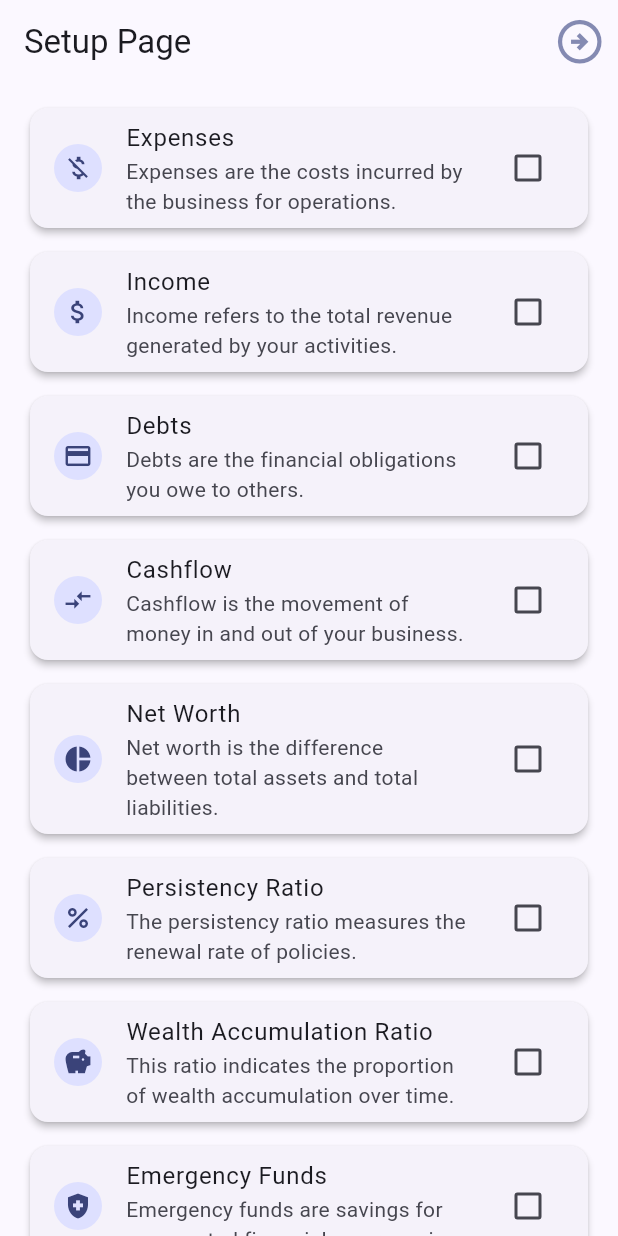
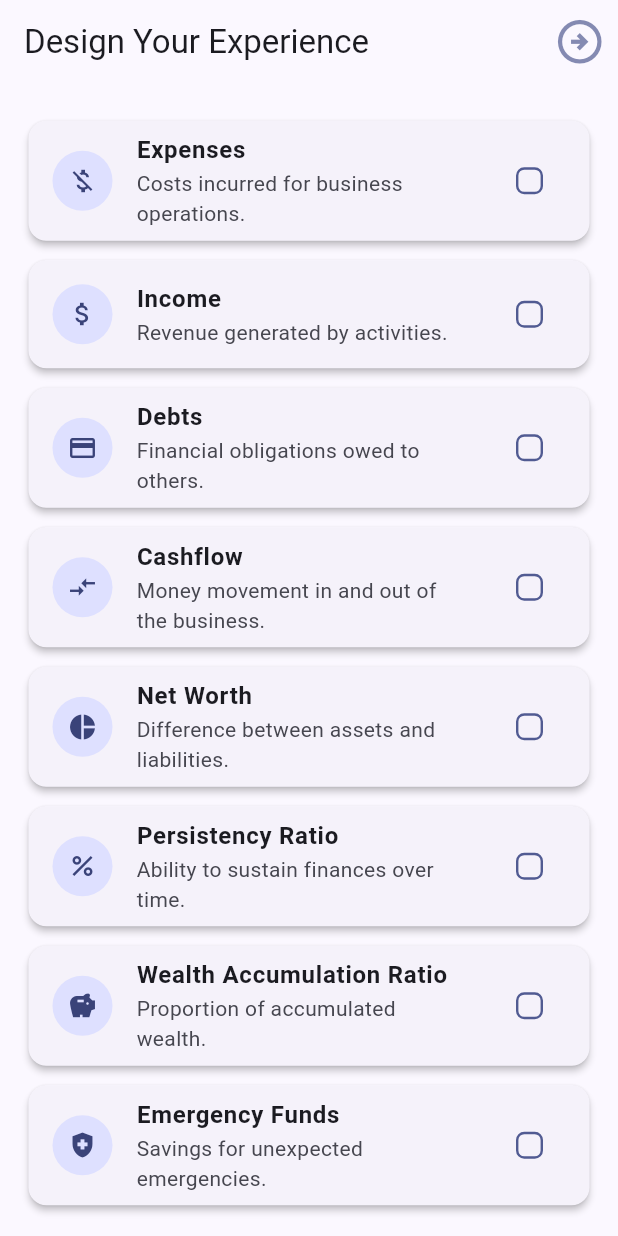
Before and after one commit to ctkqiang/PayNetHackathon, a Flutter app: the screen it shows after launch, after a tap on the "arrow circle right" icon, on a phone screen of 412 x 824 dp. Run offline on Flutter 3.47's test engine with Material 3 defaults, Android fonts, the phone set to English and light mode, and no system bars; our stand-ins replace get_storage, logger, sqflite; accounts and stored records are empty.

Commit message:
feat: Updated UI for user preferences and checkboxes
- Simplified descriptions for user preference options for better clarity and usability.
- Ensured alignment of recent changes (#26, #23, #24) with initial design decisions (#1, #4).
- Enhanced checkbox functionality to improve user interaction and consistency.

```diff
--- a/PayNetHackathonFrontend/pfm_paynet/lib/controllers/database_handler.dart
+++ b/PayNetHackathonFrontend/pfm_paynet/lib/controllers/database_handler.dart
@@ -1,3 +1,4 @@
+import 'package:get_storage/get_storage.dart';
 import 'package:logger/logger.dart';
 import 'package:pfm_paynet/models/user.model.dart';
 import 'package:sqflite/sqflite.dart';
@@ -9,6 +10,8 @@ class DatabaseHandler {
 
   // Logger instance for logging messages
   final logger = Logger();
+
+  final localStorage = GetStorage();
 
   // Database name
   final databaseName = 'pfm.db';
@@ -234,4 +237,18 @@ class DatabaseHandler {
       logger.e('Error inserting transaction: $e');
     }
   }
+
+  void saveLocal(String baseKey, int index, String item) {
+    localStorage.write('$baseKey$index', item);
+  }
+
+  String? readLocal(String baseKey, int index) {
+    return localStorage.read('$baseKey$index');
+  }
+
+  void saveChoices(String baseKey, List<String> items) {
+    for (int i = 0; i < items.length; i++) {
+      saveLocal(baseKey, i, items[i]);
+    }
+  }
 }
--- a/PayNetHackathonFrontend/pfm_paynet/lib/main.dart
+++ b/PayNetHackathonFrontend/pfm_paynet/lib/main.dart
@@ -1,11 +1,19 @@
 import 'package:flutter/material.dart';
+import 'package:get_storage/get_storage.dart';
+import 'package:logger/logger.dart';
 import 'package:pfm_paynet/views/main_page.dart';
 import 'package:pfm_paynet/views/setup_page.dart';
 import 'package:pfm_paynet/views/splash_page.dart';
 
-const appName = 'PFM'; // TODO change
+const appName = 'PFM';
+
+final logger = Logger();
 
 Future<void> main() async {
+  WidgetsFlutterBinding.ensureInitialized();
+
+  await GetStorage.init();
+
   runApp(const PFM());
 }
 
@@ -29,6 +37,16 @@
             color: ColorScheme.fromSeed(
           seedColor: Colors.indigoAccent.shade100,
         ).primary),
+        checkboxTheme: CheckboxThemeData(
+          shape: RoundedRectangleBorder(
+            side: BorderSide(
+              style: BorderStyle.solid,
+              width: 1.6,
+              color: Theme.of(context).iconTheme.color!,
+            ),
+            borderRadius: BorderRadius.circular(5.5),
+          ),
+        ),
         useMaterial3: true,
       ),
       initialRoute: '/splash',
--- a/PayNetHackathonFrontend/pfm_paynet/lib/views/main_page.dart
+++ b/PayNetHackathonFrontend/pfm_paynet/lib/views/main_page.dart
@@ -2,6 +2,7 @@ import 'package:flutter/material.dart';
 
 class MainPage extends StatefulWidget {
   final String? name;
+
   const MainPage({super.key, this.name});
 
   @override
--- a/PayNetHackathonFrontend/pfm_paynet/lib/views/setup_page.dart
+++ b/PayNetHackathonFrontend/pfm_paynet/lib/views/setup_page.dart
@@ -1,4 +1,7 @@
+import 'package:flutter/foundation.dart';
 import 'package:flutter/material.dart';
+import 'package:logger/logger.dart';
+import 'package:pfm_paynet/controllers/database_handler.dart';
 
 class SetupPage extends StatefulWidget {
   final String? name;
@@ -10,26 +13,19 @@ class SetupPage extends StatefulWidget {
 
 class _SetupPageState extends State<SetupPage>
     with SingleTickerProviderStateMixin {
-  // Map of options to their explanations
+  final logger = Logger();
+  final databaseHandler = DatabaseHandler.create();
   final Map<String, String> options = {
-    'Expenses':
-        'Expenses are the costs incurred by the business for operations.',
-    'Income':
-        'Income refers to the total revenue generated by your activities.',
-    'Debts': 'Debts are the financial obligations you owe to others.',
-    'Cashflow':
-        'Cashflow is the movement of money in and out of your business.',
-    'Net Worth':
-        'Net worth is the difference between total assets and total liabilities.',
-    'Persistency Ratio':
-        'The persistency ratio measures the renewal rate of policies.',
-    'Wealth Accumulation Ratio':
-        'This ratio indicates the proportion of wealth accumulation over time.',
-    'Emergency Funds':
-        'Emergency funds are savings for unexpected financial emergencies.',
-    'Insurances': 'Insurance refers to coverage against financial losses.',
-    'Investments':
-        'Investments are assets bought with the expectation of earning a return.'
+    'Expenses': 'Costs incurred for business operations.',
+    'Income': 'Revenue generated by activities.',
+    'Debts': 'Financial obligations owed to others.',
+    'Cashflow': 'Money movement in and out of the business.',
+    'Net Worth': 'Difference between assets and liabilities.',
+    'Persistency Ratio': 'Ability to sustain finances over time.',
+    'Wealth Accumulation Ratio': 'Proportion of accumulated wealth.',
+    'Emergency Funds': 'Savings for unexpected emergencies.',
+    'Insurances': 'Coverage against financial losses.',
+    'Investments': 'Assets bought for potential returns.'
   };
 
   // Map of options to their icons
@@ -50,6 +46,49 @@ class _SetupPageState extends State<SetupPage>
   AnimationController? _animationController;
   List<Animation<double>> _fadeAnimations = [];
   List<Animation<Offset>> _slideAnimations = [];
+
+  void selectUserPreferences({bool? choices, int? index}) {
+    if (super.mounted) {
+      super.setState(() {
+        _selectedOptions[index!] = choices ?? false;
+
+        String optionName = options.keys.elementAt(index);
+
+        if (kDebugMode) {
+          logger.i('${choices! ? "Selected" : "Unselected"}: $optionName');
+        }
+
+        List<String> selected = [];
+
+        for (int i = 0; i < _selectedOptions.length; i++) {
+          if (_selectedOptions[i]) selected.add(options.keys.elementAt(i));
+        }
+      });
+    }
+  }
+
+  Future<void> setUserPreferences() async {
+    if (super.mounted) {
+      try {
+        for (int i = 0; i < _selectedOptions.length; i++) {
+          // Get the option key and its selection state
+          String optionKey = options.keys.elementAt(i);
+          bool isSelected = _selectedOptions[i];
+
+          // Save each option as a key with its state (true/false)
+          databaseHandler.localStorage.write(optionKey, isSelected);
+
+          logger.i(
+            '${isSelected ? "Selected" : "Unselected"}: $optionKey saved to local storage.',
+          );
+        }
+      } catch (e) {
+        logger.e("Error saving preferences: $e");
+      } finally {
+        logger.i('All preferences saved to local storage.');
+      }
+    }
+  }
 
   @override
   void initState() {
@@ -110,8 +149,6 @@ class _SetupPageState extends State<SetupPage>
     super.dispose();
   }
 
-  Future<void> setUserPreferences(List<String> choices) async {}
-
   @override
   Widget build(BuildContext context) {
     if (_animationController == null) {
@@ -120,7 +157,7 @@ class _SetupPageState extends State<SetupPage>
 
     return Scaffold(
       appBar: AppBar(
-        title: const Text('Setup Page'),
+        title: const Text('Design Your Experience'),
         actions: [
           IconButton(
             icon: Icon(
@@ -128,7 +165,7 @@ class _SetupPageState extends State<SetupPage>
               color: Theme.of(context).iconTheme.color!.withOpacity(0.7),
               size: 35,
             ),
-            onPressed: () {},
+            onPressed: setUserPreferences,
           )
         ],
         forceMaterialTransparency: true,
@@ -136,14 +173,14 @@ class _SetupPageState extends State<SetupPage>
       ),
       body: RefreshIndicator(
         onRefresh: () async => _animationController!.forward(),
+        child: Padding(
+          padding: const EdgeInsets.all(10.0),
           child: ListView.builder(
             itemCount: options.length,
             padding: const EdgeInsets.only(top: 8, bottom: 8),
             itemBuilder: (context, index) {
-            String optionKey =
-                options.keys.elementAt(index); // Get the option key
-            String explanation =
-                options[optionKey]!; // Get the corresponding explanation
+              String optionKey = options.keys.elementAt(index);
+              String explanation = options[optionKey]!;
 
               return AnimatedBuilder(
                 animation: _animationController!,
@@ -154,33 +191,42 @@ class _SetupPageState extends State<SetupPage>
                       position: _slideAnimations[index],
                       child: Padding(
                         padding: const EdgeInsets.symmetric(
-                        vertical: 4.0,
-                        horizontal: 16.0,
+                          vertical: 2.5,
+                          horizontal: 5.0,
                         ),
                         child: Card(
                           elevation: 2,
                           child: ListTile(
                             leading: CircleAvatar(
-                            radius: 16,
+                              radius: 20,
                               child: Icon(
-                              optionIcons[
-                                  optionKey], // Display the corresponding icon
+                                optionIcons[optionKey],
                                 size: 20,
                               ),
                             ),
                             title: Text(
                               optionKey,
-                            style: const TextStyle(fontSize: 16),
+                              style: const TextStyle(
+                                fontSize: 16,
+                                fontWeight: FontWeight.bold,
                               ),
-                          subtitle:
-                              Text(explanation), // Display the explanation
+                            ),
+                            subtitle: Text(explanation),
                             trailing: Checkbox(
                               value: _selectedOptions[index],
-                            onChanged: (bool? value) => setState(
-                                () => _selectedOptions[index] = value ?? false),
+                              onChanged: (b) => selectUserPreferences(
+                                choices: b,
+                                index: index,
                               ),
-                          contentPadding:
-                              const EdgeInsets.symmetric(horizontal: 16),
+                              side: BorderSide(
+                                style: BorderStyle.solid,
+                                width: 1.6,
+                                color: Theme.of(context).iconTheme.color!,
+                              ),
+                            ),
+                            contentPadding: const EdgeInsets.symmetric(
+                              horizontal: 16,
+                            ),
                           ),
                         ),
                       ),
@@ -191,6 +237,7 @@ class _SetupPageState extends State<SetupPage>
             },
           ),
         ),
+      ),
     );
   }
 }
--- a/PayNetHackathonFrontend/pfm_paynet/pubspec.yaml
+++ b/PayNetHackathonFrontend/pfm_paynet/pubspec.yaml
@@ -38,6 +38,8 @@ dependencies:
   sqflite: ^2.3.3+1
   logger: ^2.5.0
   faker: ^2.2.0
+  get_storage: ^2.1.1
+
 
 dev_dependencies:
   flutter_test:
```
Also changed, not shown: PayNetHackathonFrontend/pfm_paynet/pubspec.lock, 1 other file. Lines whose indentation alone changed are shown as unchanged.
